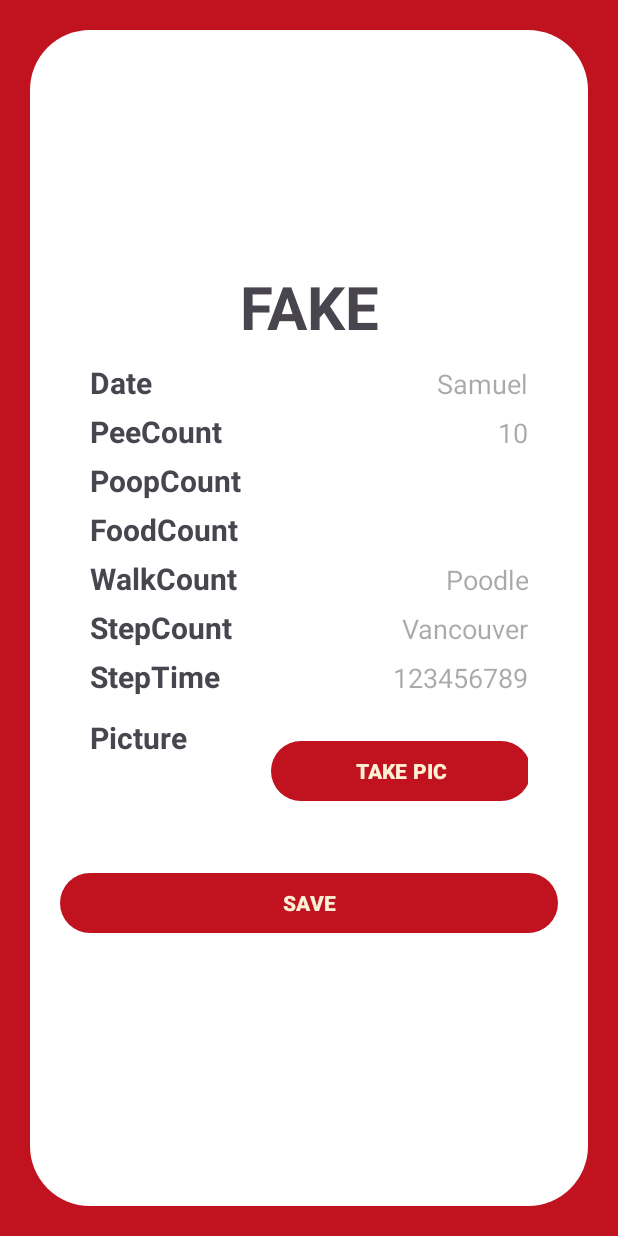
After one commit to aliensexistbro/DogDiary, an Android app: the FakeEntry screen opened directly, with no data from a screen before it, on a phone screen of 412 x 824 dp. The commit adds this screen. Run offline under Robolectric (Android 15) with nearby library versions, the phone set to English and light mode, and no system bars.

Commit message:
adding fake entries

```diff
--- /dev/null
+++ b/app/src/main/java/com/example/dog/FakeEntry.java
@@ -0,0 +1,102 @@
+package com.example.dog;
+
+import android.annotation.SuppressLint;
+import android.content.Intent;
+import android.os.Bundle;
+import android.text.TextUtils;
+import android.view.View;
+import android.widget.Button;
+import android.widget.EditText;
+import android.widget.Toast;
+
+import androidx.appcompat.app.AppCompatActivity;
+
+public class FakeEntry extends AppCompatActivity {
+
+    private EditText editTextDate, editTextPee, editTextPoop, editTextWalk, editTextStep, editTextStepTime, editTextFood;
+
+    @SuppressLint("MissingInflatedId")
+    @Override
+    protected void onCreate(Bundle savedInstanceState) {
+        super.onCreate(savedInstanceState);
+        setContentView(R.layout.fake_entry);
+
+        // Initialize EditText fields
+        editTextDate = findViewById(R.id.editTextDate);
+        editTextPee = findViewById(R.id.editTextPee);
+        editTextPoop = findViewById(R.id.editTextPoop);
+        editTextWalk = findViewById(R.id.editTextBreed);
+        editTextStep = findViewById(R.id.editTextStep);
+        editTextStepTime = findViewById(R.id.editTextStepTime);
+        editTextFood = findViewById(R.id.editTextFood);
+
+        Button picBtn = findViewById(R.id.buttonPicture);
+
+        picBtn.setOnClickListener(new View.OnClickListener() {
+            @Override
+            public void onClick(View v) {
+                Intent intent = new Intent(FakeEntry.this, FakeCam.class);
+                // Pass the selected date as an extra to the new activity
+                intent.putExtra("SELECTED_DATE", editTextDate.getText().toString());
+                // Start the new activity
+                startActivity(intent);
+            }
+        });
+
+        Button buttonSubmit = findViewById(R.id.buttonSubmit);
+        buttonSubmit.setOnClickListener(new View.OnClickListener() {
+            @Override
+            public void onClick(View v) {
+                saveDataToDatabase();
+            }
+        });
+    }
+
+    private void saveDataToDatabase() {
+        String date = editTextDate.getText().toString();
+        int peeCount = getIntegerValue(editTextPee.getText().toString());
+        int poopCount = getIntegerValue(editTextPoop.getText().toString());
+        int walkCount = getIntegerValue(editTextWalk.getText().toString());
+        int stepCount = getIntegerValue(editTextStep.getText().toString());
+        int stepTime = getIntegerValue(editTextStepTime.getText().toString());
+        int foodCount = getIntegerValue(editTextFood.getText().toString());
+        String picUri = getIntent().getStringExtra("imageUri");
+
+        MyDatabase myDatabase = new MyDatabase(this);
+        // Check if the imageUri is empty or not provided
+        if (TextUtils.isEmpty(picUri)) {
+            // Set a default value or handle it as needed
+            long id = myDatabase.insertPhotoData("none", date, poopCount,peeCount,foodCount, walkCount,stepCount,stepTime);
+            if (id != -1) {
+                Toast.makeText(this, "Data saved to database", Toast.LENGTH_SHORT).show();
+            } else {
+                Toast.makeText(this, "Error saving data to database", Toast.LENGTH_SHORT).show();
+            }
+        } else {
+            long id = myDatabase.insertPhotoData(picUri, date, poopCount,peeCount,foodCount, walkCount,stepCount,stepTime);
+            if (id != -1) {
+                Toast.makeText(this, "Data saved to database", Toast.LENGTH_SHORT).show();
+            } else {
+                Toast.makeText(this, "Error saving data to database", Toast.LENGTH_SHORT).show();
+            }
+        }
+
+        // Initialize your MyDatabase instance
+
+    }
+
+    // Helper method to handle parsing integer values
+    private int getIntegerValue(String stringValue) {
+        if (TextUtils.isEmpty(stringValue)) {
+            return 0; // Default value if the string is empty
+        } else {
+            try {
+                return Integer.parseInt(stringValue);
+            } catch (NumberFormatException e) {
+                e.printStackTrace();
+                return 0; // Handle the case where parsing fails
+            }
+        }
+    }
+
+}
--- a/app/src/main/java/com/example/dog/Walk.java
+++ b/app/src/main/java/com/example/dog/Walk.java
@@ -96,12 +96,6 @@ public class Walk extends AppCompatActivity implements SensorEventListener {
         temperatureSensor = sensorManager.getDefaultSensor(Sensor.TYPE_AMBIENT_TEMPERATURE);
         temperatureSensor2 = sensorManager.getDefaultSensor(Sensor.TYPE_TEMPERATURE);
         accelometer = sensorManager.getDefaultSensor(Sensor.TYPE_ACCELEROMETER);
-        /*if (stepCounterSensor == null) {
-            // Handle the case where the step counter sensor is not available on the device
-            sensorManager.registerListener(this, accelometer, SensorManager.SENSOR_DELAY_NORMAL);
-        } else {
-            sensorManager.registerListener(this, stepCounterSensor, SensorManager.SENSOR_DELAY_NORMAL);
-        }*/
         sensorManager.registerListener(this, accelometer, SensorManager.SENSOR_DELAY_NORMAL);
         if(temperatureSensor != null)
             sensorManager.registerListener(this, temperatureSensor,SensorManager.SENSOR_DELAY_NORMAL);
--- /dev/null
+++ b/app/src/main/res/layout/fake_entry.xml
@@ -0,0 +1,231 @@
+<?xml version="1.0" encoding="utf-8"?>
+<LinearLayout xmlns:android="http://schemas.android.com/apk/res/android"
+    xmlns:app="http://schemas.android.com/apk/res-auto"
+    xmlns:tools="http://schemas.android.com/tools"
+    android:layout_width="match_parent"
+    android:layout_height="match_parent"
+    android:orientation="vertical"
+    tools:context=".FakeEntry"
+    android:padding="20dp"
+    android:background="@color/red">
+    <LinearLayout
+        android:layout_width="match_parent"
+        android:layout_height="wrap_content"
+        android:orientation="vertical"
+        android:layout_weight="1"
+        android:gravity="center"
+        android:background="@drawable/card_button_rounded_corners"
+        android:backgroundTint="@color/white"
+        >
+        <TextView
+            android:layout_width="match_parent"
+            android:layout_height="wrap_content"
+            android:text="FAKE"
+            android:textSize="40sp"
+            android:textStyle="bold"
+            android:gravity="center"/>
+
+        <TableLayout
+            android:id="@+id/doggyInformationTable"
+            android:layout_width="match_parent"
+            android:layout_height="wrap_content"
+            android:paddingLeft="40dp"
+            android:paddingRight="40dp"
+            >
+            <TableRow
+                android:layout_marginTop="10dp">
+                <TextView
+                    android:layout_width="wrap_content"
+                    android:layout_height="wrap_content"
+                    android:text="Date"
+                    android:textStyle="bold"
+
+                    android:textSize="20sp"
+                    android:id="@+id/personalInfoNameTV"/>
+
+                <EditText
+                    android:id="@+id/editTextDate"
+                    android:layout_width="wrap_content"
+                    android:layout_height="wrap_content"
+                    android:layout_weight="2"
+                    android:background="@android:color/transparent"
+                    android:ems="10"
+
+                    android:inputType="text"
+                    android:gravity="right"
+                    android:hint="Samuel"
+                    tools:ignore="TouchTargetSizeCheck" />
+            </TableRow>
+            <TableRow
+                android:layout_marginTop="5dp">
+                <TextView
+                    android:layout_width="wrap_content"
+                    android:layout_height="wrap_content"
+                    android:text="PeeCount"
+                    android:textStyle="bold"
+                    android:textSize="20sp"
+                    android:id="@+id/personalInfoAgeTV"/>
+
+                <EditText
+                    android:id="@+id/editTextPee"
+                    android:layout_width="wrap_content"
+                    android:layout_height="wrap_content"
+                    android:layout_weight="2"
+                    android:inputType="number"
+                    android:background="@android:color/transparent"
+                    android:ems="10"
+                    android:gravity="right"
+                    android:hint="10"
+                    tools:ignore="TouchTargetSizeCheck" />
+            </TableRow>
+            <TableRow
+                android:layout_marginTop="5dp">
+                <TextView
+                    android:layout_width="wrap_content"
+                    android:layout_height="wrap_content"
+                    android:text="PoopCount"
+                    android:textStyle="bold"
+
+                    android:textSize="20sp"
+                    android:id="@+id/birthdayTextView"/>
+
+                <EditText
+                    android:id="@+id/editTextPoop"
+                    android:layout_width="wrap_content"
+                    android:layout_height="wrap_content"
+                    android:layout_weight="2"
+                    android:background="@android:color/transparent"
+                    android:ems="10"
+                    android:inputType="number"
+                    android:gravity="right"
+                    tools:ignore="TouchTargetSizeCheck" />
+            </TableRow>
+
+            <TableRow
+                android:layout_marginTop="5dp">
+                <TextView
+                    android:layout_width="wrap_content"
+                    android:layout_height="wrap_content"
+                    android:text="FoodCount"
+                    android:textStyle="bold"
+
+                    android:textSize="20sp"
+                    android:id="@+id/birthday2TextView"/>
+
+                <EditText
+                    android:id="@+id/editTextFood"
+                    android:layout_width="wrap_content"
+                    android:layout_height="wrap_content"
+                    android:layout_weight="2"
+                    android:background="@android:color/transparent"
+                    android:ems="10"
+                    android:inputType="number"
+                    android:gravity="right"
+                    tools:ignore="TouchTargetSizeCheck" />
+            </TableRow>
+            <TableRow
+                android:layout_marginTop="5dp">
+                <TextView
+                    android:layout_width="wrap_content"
+                    android:layout_height="wrap_content"
+                    android:text="WalkCount"
+                    android:textStyle="bold"
+                    android:textSize="20sp"
+                    android:id="@+id/personalInfoBreedTV"/>
+
+                <EditText
+                    android:id="@+id/editTextBreed"
+                    android:layout_width="wrap_content"
+                    android:layout_height="wrap_content"
+                    android:layout_weight="2"
+                    android:background="@android:color/transparent"
+                    android:ems="10"
+                    android:inputType="number"
+                    android:gravity="right"
+                    android:hint="Poodle"
+                    tools:ignore="TouchTargetSizeCheck" />
+            </TableRow>
+            <TableRow
+                android:layout_marginTop="5dp">
+                <TextView
+                    android:layout_width="wrap_content"
+                    android:layout_height="wrap_content"
+                    android:text="StepCount"
+                    android:textStyle="bold"
+                    android:textSize="20sp"
+                    android:id="@+id/personalInfoCityTV"/>
+
+                <EditText
+                    android:id="@+id/editTextStep"
+                    android:layout_width="wrap_content"
+                    android:layout_height="wrap_content"
+                    android:layout_weight="2"
+                    android:background="@android:color/transparent"
+                    android:ems="10"
+                    android:gravity="right"
+                    android:hint="Vancouver"
+                    android:inputType="number"
+                    tools:ignore="TouchTargetSizeCheck" />
+            </TableRow>
+            <TableRow
+                android:layout_marginTop="5dp">
+                <TextView
+                    android:layout_width="wrap_content"
+                    android:layout_height="wrap_content"
+                    android:text="StepTime"
+                    android:textStyle="bold"
+                    android:textSize="20sp"
+                    android:id="@+id/personalInfoChipTV"/>
+
+                <EditText
+                    android:id="@+id/editTextStepTime"
+                    android:layout_width="wrap_content"
+                    android:layout_height="wrap_content"
+                    android:layout_weight="2"
+                    android:background="@android:color/transparent"
+                    android:ems="10"
+                    android:inputType="number"
+                    android:gravity="right"
+                    android:hint="123456789"
+                    tools:ignore="TouchTargetSizeCheck" />
+            </TableRow>
+            <TableRow
+                android:layout_marginTop="5dp">
+                <TextView
+                    android:layout_width="wrap_content"
+                    android:layout_height="wrap_content"
+                    android:text="Picture"
+                    android:textStyle="bold"
+                    android:textSize="20sp"
+
+                    android:id="@+id/personalInfoWeightTV"/>
+
+                <Button
+                    android:id="@+id/buttonPicture"
+                    android:layout_width="match_parent"
+                    android:layout_margin="20sp"
+                    android:layout_height="wrap_content"
+                    android:layout_below="@id/editTextFurType"
+                    android:textAllCaps="true"
+                    android:textStyle="bold"
+                    android:layout_marginTop="16dp"
+                    android:text="Take pic"/>
+            </TableRow>
+
+        </TableLayout>
+        <Button
+            android:id="@+id/buttonSubmit"
+            android:layout_width="match_parent"
+            android:layout_margin="20sp"
+            android:layout_height="wrap_content"
+            android:layout_below="@id/editTextFurType"
+            android:textAllCaps="true"
+            android:textStyle="bold"
+            android:layout_marginTop="16dp"
+            android:text="Save"/>
+
+
+    </LinearLayout>
+
+
+</LinearLayout>
```
Also changed, not shown: app/src/main/AndroidManifest.xml (+7 -0 lines), app/src/main/java/com/example/dog/FakeCam.java (added, +161 -0 lines), app/src/main/java/com/example/dog/MainActivity.java (+12 -1 lines), app/src/main/res/layout/activity_main.xml (+10 -1 lines), app/src/main/res/layout/fake_cam.xml (added, +30 -0 lines).
